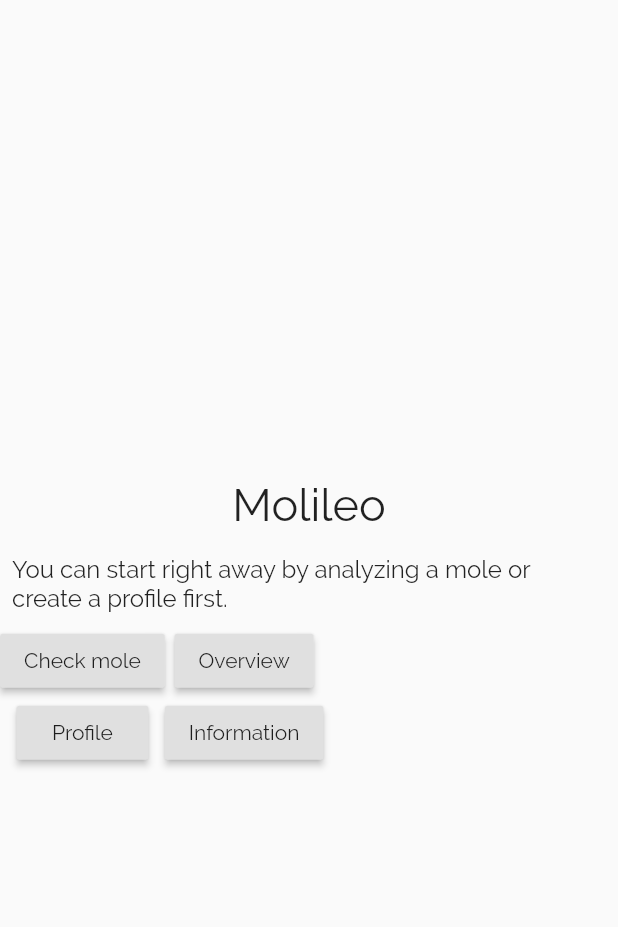
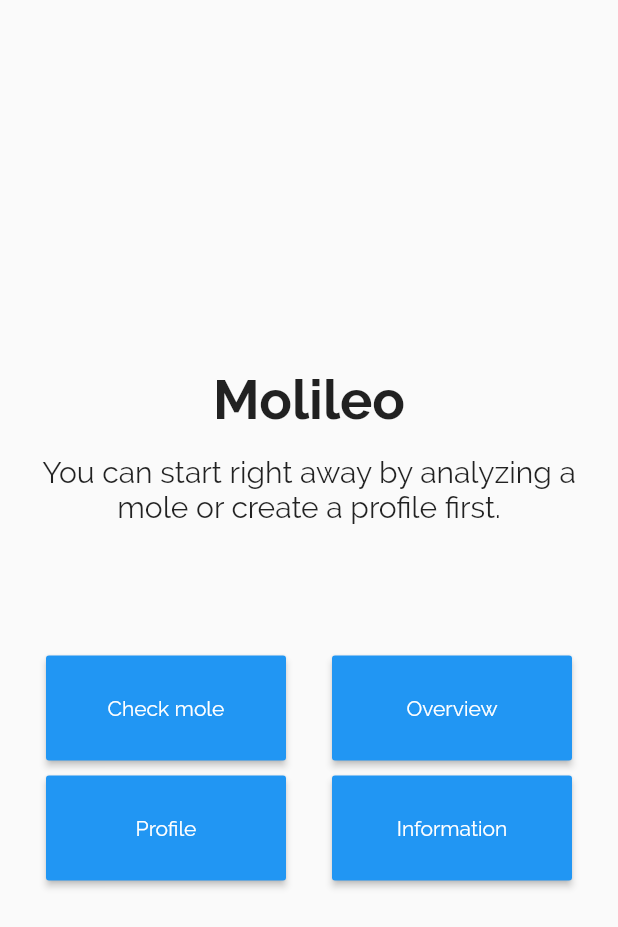
Before and after one commit to Sopranoe/Molileo, a Flutter app: the screen it shows after launch, on a phone screen of 412 x 824 dp. Shown: the top 927 px of the screen. Run offline on Flutter 3.47's test engine with Material 2 defaults, Android fonts, the phone set to English and light mode, and no system bars; our stand-ins replace camera.

Commit message:
added styles to homescreen

```diff
--- a/frontend_molileo/lib/main.dart
+++ b/frontend_molileo/lib/main.dart
@@ -35,21 +35,32 @@ class _MyHomePageState extends State<MyHomePage> {
           children: <Widget>[
             Padding(
               padding: const EdgeInsets.all(8.0),
-              child: new Text('Molileo', style: new TextStyle(fontSize: 30.0)),
+              child: new Text('Molileo',
+                  style: new TextStyle(
+                      fontSize: 36.0, fontWeight: FontWeight.bold)),
             ),
             Padding(
               padding: const EdgeInsets.all(8.0),
               child: new Text(
                   'You can start right away by analyzing a mole or create a profile first.',
-                  style: new TextStyle(fontSize: 16.0)),
+                  style: new TextStyle(fontSize: 20.0),
+                  textAlign: TextAlign.center),
             ),
+            SizedBox(height: 80.0),
             new Row(
+              mainAxisAlignment: MainAxisAlignment.spaceEvenly,
               children: <Widget>[
                 new Column(
                   mainAxisAlignment: MainAxisAlignment.center,
                   children: <Widget>[
-                    RaisedButton(
-                      child: Text('Check mole'),
+                    ButtonTheme(
+                      minWidth: 160.0,
+                      height: 70.0,
+                      child: RaisedButton(
+                        child: new Text('Check mole'),
+                        padding: const EdgeInsets.all(10.0),
+                        textColor: Colors.white,
+                        color: Colors.blue,
                         onPressed: () {
                           Navigator.push(
                             context,
@@ -58,40 +69,46 @@ class _MyHomePageState extends State<MyHomePage> {
                           );
                         },
                       ),
-                    RaisedButton(
-                      child: Text('Profile'),
-                      onPressed: () {
-                        Navigator.push(
-                          context,
-                          MaterialPageRoute(
-                              builder: (context) => CameraScreen()),
-                        );
-                      },
+                    ),
+                    SizedBox(height: 10),
+                    ButtonTheme(
+                      minWidth: 160.0,
+                      height: 70.0,
+                      child: RaisedButton(
+                        child: new Text('Profile'),
+                        padding: const EdgeInsets.all(10.0),
+                        textColor: Colors.white,
+                        color: Colors.blue,
+                        onPressed: () {},
+                      ),
                     ),
                   ],
                 ),
                 new Column(
                   mainAxisAlignment: MainAxisAlignment.center,
                   children: <Widget>[
-                    RaisedButton(
-                      child: Text('Overview'),
-                      onPressed: () {
-                        Navigator.push(
-                          context,
-                          MaterialPageRoute(
-                              builder: (context) => CameraScreen()),
-                        );
-                      },
+                    ButtonTheme(
+                      minWidth: 160.0,
+                      height: 70.0,
+                      child: RaisedButton(
+                        child: new Text('Overview'),
+                        padding: const EdgeInsets.all(10.0),
+                        textColor: Colors.white,
+                        color: Colors.blue,
+                        onPressed: () {},
                       ),
-                    RaisedButton(
-                      child: Text('Information'),
-                      onPressed: () {
-                        Navigator.push(
-                          context,
-                          MaterialPageRoute(
-                              builder: (context) => CameraScreen()),
-                        );
-                      },
+                    ),
+                    SizedBox(height: 10),
+                    ButtonTheme(
+                      minWidth: 160.0,
+                      height: 70.0,
+                      child: RaisedButton(
+                        child: new Text('Information'),
+                        padding: const EdgeInsets.all(10.0),
+                        textColor: Colors.white,
+                        color: Colors.blue,
+                        onPressed: () {},
+                      ),
                     )
                   ],
                 ),
```
Lines whose indentation alone changed are shown as unchanged.
